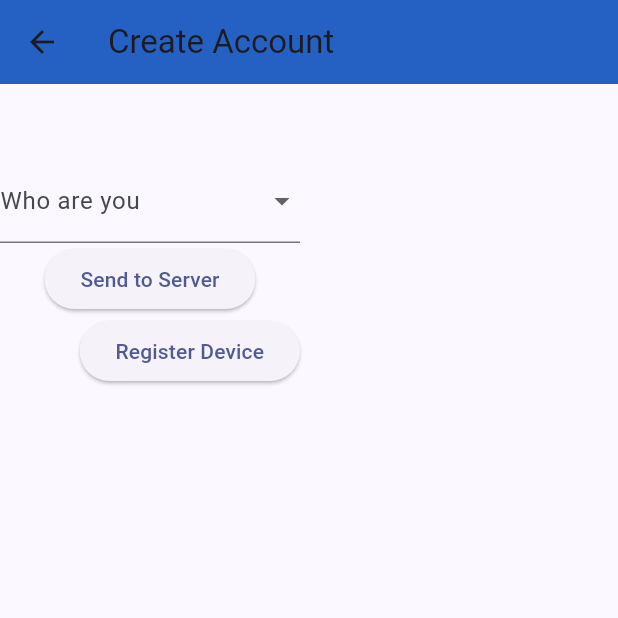
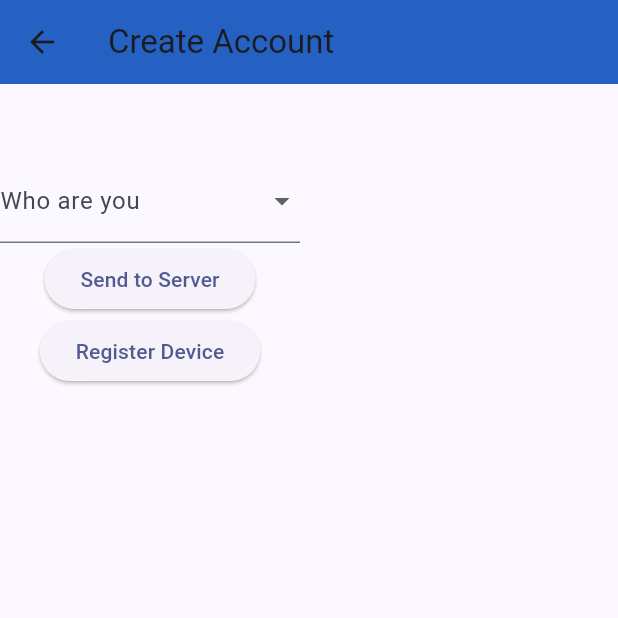
Before and after one commit to WhyNotCod/CollegeProjectApp, a Flutter app: the AccPage screen opened directly, after a tap on "Send to Server", on a phone screen of 412 x 824 dp, the top half of it. Run offline on Flutter 3.47's test engine with Material 3 defaults, Android fonts, the phone set to English and light mode, and no system bars.

Commit message:
Pushy pushy

```diff
--- a/lib/create_acc.dart
+++ b/lib/create_acc.dart
@@ -1,8 +1,9 @@
 //import 'main.dart';
 import 'package:flutter/material.dart';
+//import 'package:flutter_secure_storage/flutter_secure_storage.dart';
+//import 'package:flutter_session_jwt/flutter_session_jwt.dart';
 //import 'package:flutter/scheduler.dart';
 //import 'dart:convert';
-import 'package:http/http.dart' as http;
 import 'device_reg.dart';
 
 class AccPage extends StatefulWidget {
@@ -20,31 +21,44 @@ class _AccPageState extends State<AccPage> {
   final TextEditingController companyNameController = TextEditingController();
   final TextEditingController employeePositionController =
       TextEditingController();
+  final TextEditingController usernameController = TextEditingController();
 
   void _sendData() async {
-    String email = emailController.text;
-    String password = passwordController.text;
-    String companyName = companyNameController.text;
-    String employeePosition = employeePositionController.text;
+    // String email = emailController.text;
+    // String password = passwordController.text;
+    // String companyName = companyNameController.text;
+    // String employeePosition = employeePositionController.text;
+    // String username = usernameController.text;
 
     //Uniform Resource Identifier, parsing a string with Uri.parse to create URI
-    var url = Uri.parse('http://yourserver.com/endpoint');
-    // final httpPackageInfo = await http.read(url);
-    // print(httpPackageInfo);
+    var url = Uri.parse('http://52.144.44.45/api');
+    //final httpPackageInfo = await http.read(url);
+    //print(httpPackageInfo);
 
-    var response = await http.post(url, body: {
-      'role': selectedRole,
-      'email': email,
-      'password': password,
-      'companyName': companyName,
-      'employeePosition': employeePosition,
-    });
+    // var response = await http.post(url, body: {
+    //   //'role': selectedRole,
+    //   'username': username,
+    //   'email': email,
+    //   'password': password,
+    //   'companyName': companyName,
+    //   'employeePosition': employeePosition,
+    // });
 
-    if (response.statusCode == 200) {
-      print('Data sent successfully');
-    } else {
-      print('Failed to send data');
-    }
+    // if (response.statusCode == 200) {
+    //   final storage = const FlutterSecureStorage();
+    //   //var token = response.body.token;
+    //   // Parse the response body to get the token
+    //   var responseBody = json.decode(response.body);
+    //   var token = responseBody['token'];
+    //   await FlutterSessionJwt.saveToken(token);
+    //   // to save token in local storage
+    //   await storage.write(key: 'token', value: token);
+
+    //   // to get token from local storage
+    //   var value = await storage.read(key: 'token');
+    // } else {
+    //   print('Failed to send data');
+    // }
   }
 
   @override
@@ -82,6 +96,15 @@ class _AccPageState extends State<AccPage> {
               },
             ),
             if (selectedRole == 'Contractor') ...[
+              Padding(
+                padding: const EdgeInsets.all(8.0),
+                child: TextField(
+                    controller: usernameController,
+                    decoration: InputDecoration(
+                      labelText: 'Username',
+                      border: OutlineInputBorder(),
+                    )),
+              ),
               Padding(
                 padding: const EdgeInsets.all(8.0),
                 child: TextField(
@@ -126,6 +149,15 @@ class _AccPageState extends State<AccPage> {
             ] else if (selectedRole == 'Home Renovator') ...[
               Padding(
                 padding: const EdgeInsets.all(8.0),
+                child: TextField(
+                    controller: usernameController,
+                    decoration: InputDecoration(
+                      labelText: 'Username',
+                      border: OutlineInputBorder(),
+                    )),
+              ),
+              Padding(
+                padding: const EdgeInsets.all(8.0),
                 child: Center(
                   child: TextField(
                       controller: emailController,
@@ -144,7 +176,7 @@ class _AccPageState extends State<AccPage> {
                         labelText: 'Password',
                         border: OutlineInputBorder(),
                       ),
-                      obscureText: false,
+                      obscureText: true,
                       validator: (value) {
                         if (value == null || value.isEmpty) {
                           return 'Please enter your password';
@@ -159,9 +191,9 @@ class _AccPageState extends State<AccPage> {
               onPressed: _sendData,
               child: Text('Send to Server'),
             ),
-            Align(
-              alignment: Alignment.topRight,
-              child: ElevatedButton(
+            //Align(
+            //alignment: Alignment.topRight,
+            ElevatedButton(
               child: const Text('Register Device'),
               onPressed: () {
                 // Navigate the user to the Device Registration page
@@ -171,7 +203,6 @@ class _AccPageState extends State<AccPage> {
                 );
               },
             ),
-            ),
           ]),
         ),
       ),
--- a/lib/home_page.dart
+++ b/lib/home_page.dart
@@ -14,7 +14,7 @@ class HomePage extends StatelessWidget {
       body: Container(
           margin: const EdgeInsets.only(top: 55.0, bottom: 85.0),
           alignment: Alignment.topRight,
-          color: const Color.fromARGB(255, 81, 211, 33),
+          color: const Color.fromARGB(255, 137, 194, 4),
           child: Column(
             children: <Widget>[
               Text(
--- a/pubspec.yaml
+++ b/pubspec.yaml
@@ -36,6 +36,9 @@ dependencies:
   # Use with the CupertinoIcons class for iOS style icons.
   cupertino_icons: ^1.0.8
   http: ^1.2.2
+  flutter_secure_storage: ^9.2.2
+  flutter_session_jwt: ^0.0.7
+  auth0_flutter: ^1.7.2
   #flutter_blue: ^0.8.0
   #flutter_blue_plus: ^1.34.5
   #flutter_bluetooth_plus: ^0.1.16
```
Also changed, not shown: lib/device_reg.dart (+13 -4 lines), pubspec.lock, 15 other files. Lines whose indentation alone changed are shown as unchanged.
